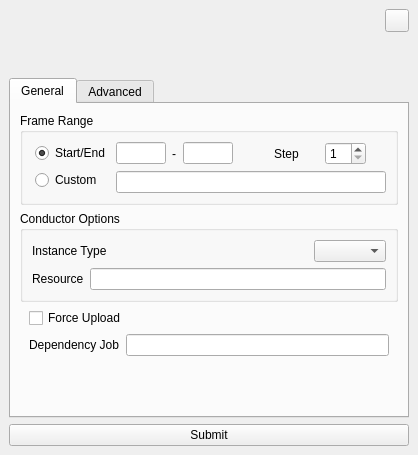
Above: conductor/resources/submitter.ui from AtomicConductor/conductor_client before the change. Below: the same form after it.
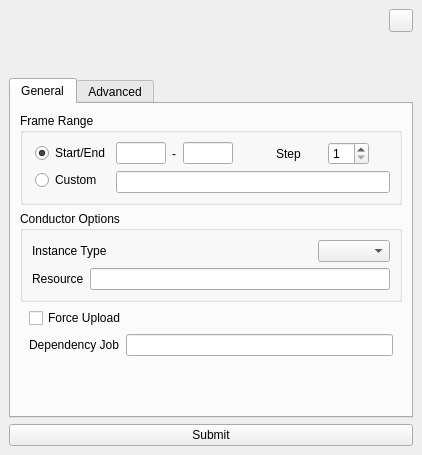
That is the form after the change. Icons and pictures are not drawn.

The edit to the form file:
```diff
--- a/conductor/resources/submitter.ui
+++ b/conductor/resources/submitter.ui
@@ -6,7 +6,7 @@
    <rect>
     <x>0</x>
     <y>0</y>
-    <width>418</width>
+    <width>422</width>
     <height>455</height>
    </rect>
   </property>
```
Left out of the diff: 6 changed lines with no effect on the pictures.
